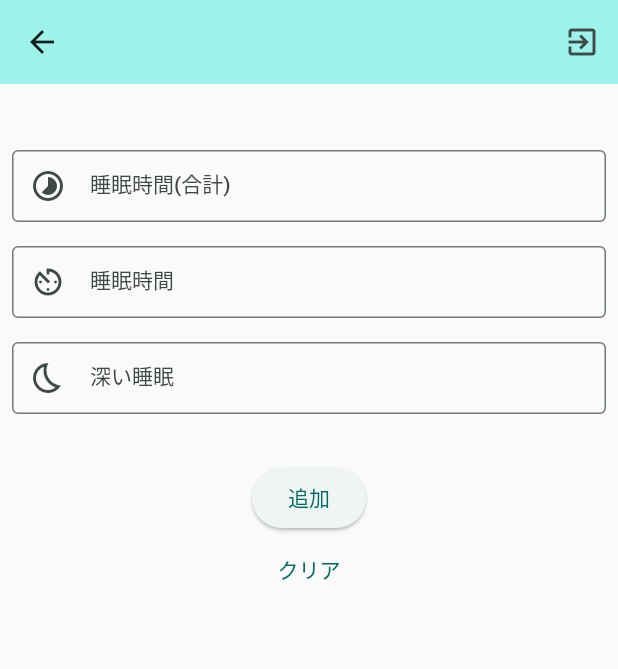
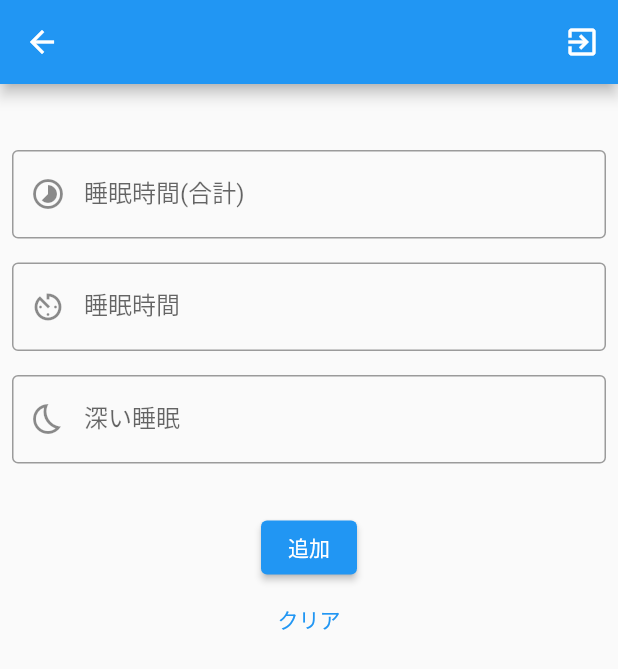
Before and after one commit to shmzzzz/sleep-management-app, a Flutter app: the screen it shows once a user with an empty profile is signed in, after a tap on the "add circle" icon, on a phone screen of 412 x 824 dp. Shown: the top 669 px of the screen. Run offline on Flutter 3.47's test engine with Material 2 defaults, Android fonts, the light colour scheme and no system bars; our stand-ins replace cloud_firestore, firebase_auth, firebase_core; accounts and stored records are empty.

Commit message:
feat: ダークモードに対応する (#13)
* 💄 ダークモードに対応する

* 💄 個別に設定していたスタイルは削除する

```diff
--- a/lib/main.dart
+++ b/lib/main.dart
@@ -23,12 +23,8 @@
   Widget build(BuildContext context) {
     return MaterialApp(
       title: 'Sleep Management App',
-      theme: ThemeData().copyWith(
-        useMaterial3: true,
-        colorScheme: ColorScheme.fromSeed(
-          seedColor: const Color.fromARGB(255, 14, 218, 208),
-        ),
-      ),
+      theme: ThemeData.light(),
+      darkTheme: ThemeData.dark(),
       home: StreamBuilder(
         // 認証状態の変更を取得する
         // ①リスナーの登録直後 ②ユーザーがログインした時 ③現在のユーザーがログアウトした時
--- a/lib/screens/auth.dart
+++ b/lib/screens/auth.dart
@@ -104,7 +104,6 @@
     return Scaffold(
       appBar: AppBar(
         title: const Text('Welcome!'),
-        backgroundColor: Theme.of(context).colorScheme.primaryContainer,
       ),
       body: Padding(
         padding: const EdgeInsets.symmetric(horizontal: 32),
@@ -159,10 +158,6 @@
                 // 認証処理中でない場合はボタンを表示させる
                 ElevatedButton(
                   onPressed: _submit,
-                  style: ElevatedButton.styleFrom(
-                    backgroundColor:
-                        Theme.of(context).colorScheme.primaryContainer,
-                  ),
                   child: Text(_isLogin ? 'ログイン' : '新規作成'),
                 ),
               // 認証処理中でない場合はボタンを表示させる
--- a/lib/screens/sleep_add.dart
+++ b/lib/screens/sleep_add.dart
@@ -72,7 +72,6 @@
     return Scaffold(
       appBar: AppBar(
         title: Text('${FirebaseAuth.instance.currentUser!.email}'),
-        backgroundColor: Theme.of(context).colorScheme.primaryContainer,
         actions: const [
           LogoutButton(),
         ],
--- a/lib/screens/sleep_edit.dart
+++ b/lib/screens/sleep_edit.dart
@@ -80,7 +80,6 @@
     return Scaffold(
       appBar: AppBar(
         title: Text('${FirebaseAuth.instance.currentUser!.email}'),
-        backgroundColor: Theme.of(context).colorScheme.primaryContainer,
         actions: const [
           LogoutButton(),
         ],
--- a/lib/screens/sleep_list.dart
+++ b/lib/screens/sleep_list.dart
@@ -35,7 +35,6 @@
           return Scaffold(
             appBar: AppBar(
               title: Text('${FirebaseAuth.instance.currentUser!.email}'),
-              backgroundColor: Theme.of(context).colorScheme.primaryContainer,
               actions: const [
                 LogoutButton(),
               ],
@@ -62,7 +61,6 @@
           return Scaffold(
             appBar: AppBar(
               title: Text('${FirebaseAuth.instance.currentUser!.email}'),
-              backgroundColor: Theme.of(context).colorScheme.primaryContainer,
               actions: const [
                 LogoutButton(),
               ],
@@ -89,7 +87,6 @@
           return Scaffold(
             appBar: AppBar(
               title: Text('${FirebaseAuth.instance.currentUser!.email}'),
-              backgroundColor: Theme.of(context).colorScheme.primaryContainer,
               actions: const [
                 LogoutButton(),
               ],
@@ -117,7 +114,6 @@
         return Scaffold(
           appBar: AppBar(
             title: Text('${FirebaseAuth.instance.currentUser!.email}'),
-            backgroundColor: Theme.of(context).colorScheme.primaryContainer,
             actions: const [
               LogoutButton(),
             ],
```
Also changed, not shown: lib/widgets/sleep_list_item.dart (+11 -44 lines).
